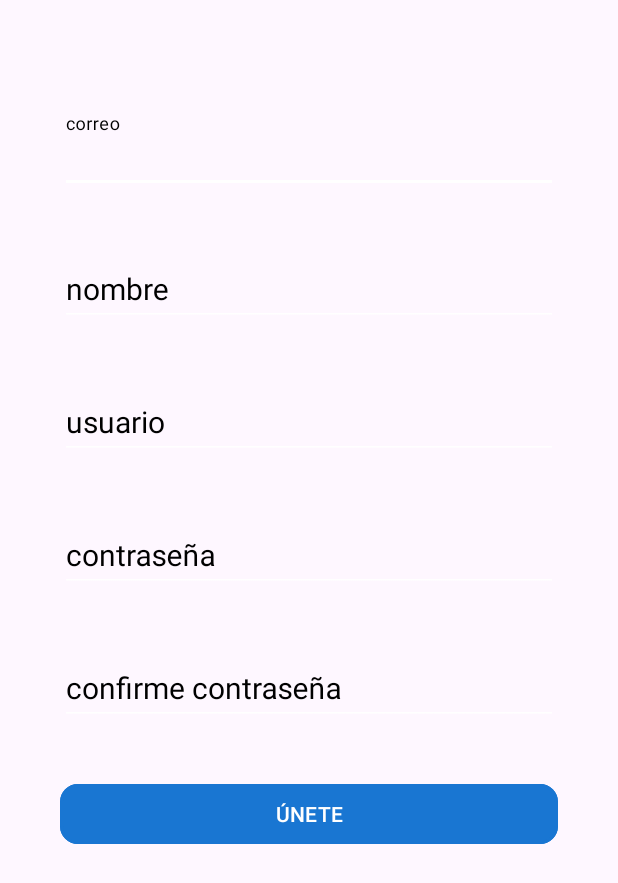
After one commit to jhamilgarcia/infograma, an Android app: the createAccountActivity screen opened directly, with no data from a screen before it, on a phone screen of 412 x 824 dp. The commit adds this screen. Shown: the top 883 px of the screen. Run offline under Robolectric (Android 15) with nearby library versions, the phone set to English and light mode, and no system bars.

Commit message:
Activity crear cuenta

```diff
--- a/app/src/main/AndroidManifest.xml
+++ b/app/src/main/AndroidManifest.xml
@@ -12,6 +12,9 @@
         android:supportsRtl="true"
         android:theme="@style/AppTheme">
         <activity
+            android:name=".createAccountActivity"
+            android:exported="false" />
+        <activity
             android:name=".LoginActivity"
             android:exported="true"
             android:launchMode="singleTop"
@@ -22,7 +25,6 @@
                 <category android:name="android.intent.category.LAUNCHER" />
             </intent-filter>
         </activity>
-
     </application>
 
 </manifest>
--- /dev/null
+++ b/app/src/main/java/com/example/infogram/createAccountActivity.java
@@ -0,0 +1,20 @@
+package com.example.infogram;
+
+import android.os.Bundle;
+
+import androidx.activity.EdgeToEdge;
+import androidx.appcompat.app.AppCompatActivity;
+import androidx.core.graphics.Insets;
+import androidx.core.view.ViewCompat;
+import androidx.core.view.WindowInsetsCompat;
+
+public class createAccountActivity extends AppCompatActivity {
+
+    @Override
+    protected void onCreate(Bundle savedInstanceState) {
+        super.onCreate(savedInstanceState);
+        EdgeToEdge.enable(this);
+        setContentView(R.layout.activity_create_account);
+
+    }
+}
--- /dev/null
+++ b/app/src/main/res/layout/activity_create_account.xml
@@ -0,0 +1,107 @@
+<?xml version="1.0" encoding="utf-8"?>
+<androidx.coordinatorlayout.widget.CoordinatorLayout xmlns:android="http://schemas.android.com/apk/res/android"
+    xmlns:app="http://schemas.android.com/apk/res-auto"
+    xmlns:tools="http://schemas.android.com/tools"
+    android:id="@+id/main"
+    android:layout_width="match_parent"
+    android:layout_height="match_parent"
+    tools:context=".createAccountActivity">
+
+    <ScrollView
+        android:layout_width="match_parent"
+        android:layout_height="match_parent"
+        android:fillViewport="true">
+
+        <LinearLayout
+            android:layout_width="match_parent"
+            android:layout_height="match_parent"
+            android:orientation="vertical"
+            android:padding="@dimen/padding_create_account">
+
+            <com.google.android.material.textfield.TextInputLayout
+                style="@style/Widget.Infogram.TextInputLayoutBlack"
+                android:layout_width="match_parent"
+                android:layout_height="wrap_content"
+                android:theme="@style/editTextWhite"
+                android:layout_marginTop="@dimen/marginTop_createAccont">
+
+                <EditText
+                    android:layout_width="match_parent"
+                    android:layout_height="wrap_content"
+                    android:hint="@string/correo"
+                    android:inputType="textEmailAddress"/>
+
+            </com.google.android.material.textfield.TextInputLayout>
+
+            <com.google.android.material.textfield.TextInputLayout
+                style="@style/Widget.Infogram.TextInputLayoutBlack"
+                android:layout_width="match_parent"
+                android:layout_height="wrap_content"
+                android:theme="@style/editTextWhite"
+                android:layout_marginTop="@dimen/marginTop_createAccont">
+
+                <EditText
+                    android:layout_width="match_parent"
+                    android:layout_height="wrap_content"
+                    android:hint="@string/nombre"
+                    android:inputType="text"/>
+
+            </com.google.android.material.textfield.TextInputLayout>
+
+            <com.google.android.material.textfield.TextInputLayout
+                style="@style/Widget.Infogram.TextInputLayoutBlack"
+                android:layout_width="match_parent"
+                android:layout_height="wrap_content"
+                android:theme="@style/editTextWhite"
+                android:layout_marginTop="@dimen/marginTop_createAccont">
+
+                <EditText
+                    android:layout_width="match_parent"
+                    android:layout_height="wrap_content"
+                    android:hint="@string/usuario"
+                    android:inputType="text"/>
+
+            </com.google.android.material.textfield.TextInputLayout>
+
+            <com.google.android.material.textfield.TextInputLayout
+                style="@style/Widget.Infogram.TextInputLayoutBlack"
+                android:layout_width="match_parent"
+                android:layout_height="wrap_content"
+                android:theme="@style/editTextWhite"
+                android:layout_marginTop="@dimen/marginTop_createAccont">
+
+                <EditText
+                    android:layout_width="match_parent"
+                    android:layout_height="wrap_content"
+                    android:hint="@string/contrase_a"
+                    android:inputType="textPassword"/>
+
+            </com.google.android.material.textfield.TextInputLayout>
+
+            <com.google.android.material.textfield.TextInputLayout
+                style="@style/Widget.Infogram.TextInputLayoutBlack"
+                android:layout_width="match_parent"
+                android:layout_height="wrap_content"
+                android:theme="@style/editTextWhite"
+                android:layout_marginTop="@dimen/marginTop_createAccont">
+
+                <EditText
+                    android:layout_width="match_parent"
+                    android:layout_height="wrap_content"
+                    android:hint="@string/confirmar_contrasen_a"
+                    android:inputType="textPassword"/>
+
+            </com.google.android.material.textfield.TextInputLayout>
+
+
+            <Button
+                style="@style/RaseButtonDark"
+                android:layout_width="match_parent"
+                android:layout_height="wrap_content"
+                android:text="@string/unir"
+                android:layout_marginTop="@dimen/marginTop_createAccont"
+                android:theme="@style/RaseButtonDark"
+                />
+        </LinearLayout>
+    </ScrollView>
+</androidx.coordinatorlayout.widget.CoordinatorLayout>
--- a/app/src/main/res/layout/activity_login.xml
+++ b/app/src/main/res/layout/activity_login.xml
@@ -45,8 +45,7 @@
                    style="@style/Widget.Infogram.TextInputLayout"
                    android:layout_width="match_parent"
                    android:layout_height="wrap_content"
-                   android:theme="@style/editTextWhite"
-                   >
+                   android:theme="@style/editTextWhite">
 
                    <EditText
                        android:layout_width="match_parent"
@@ -94,14 +93,14 @@
                        android:layout_height="wrap_content"
                        android:text="@string/no_tienes_cuenta"
                        android:textSize="@dimen/textView_textSize"
-                       android:textColor="@color/textView_textColor"/>
+                       android:textColor="@color/white"/>
 
                    <TextView
                        android:layout_width="wrap_content"
                        android:layout_height="wrap_content"
                        android:text="@string/crea_una_aqui"
                        android:textStyle="bold"
-                       android:textColor="@color/textView_textColor"
+                       android:textColor="@color/white"
                        android:textSize="@dimen/textView_textSize"
                        android:layout_toRightOf="@+id/no_tienes_cuenta"
                        android:onClick="goCreateAcoont"/>
--- a/app/src/main/res/values-night/themes.xml
+++ b/app/src/main/res/values-night/themes.xml
@@ -6,33 +6,51 @@
         <item name="colorPrimaryDark">@color/colorPrimaryDark</item>
         <item name="colorSecondary">@color/colorAccent</item>
 
+    </style>
+
+    <!-- se tuvo que hacer este paso porque desaparece el hint al precionarlo en mi editext ,porque agarra del color primario-->
+    <style name="editTextBlack" parent="Theme.Material3.Light">
+        <item name="android:textSize">@dimen/editText_textSize</item>
+        <item name="android:textColorHint">@color/black</item>
+        <item name="android:textColorPrimary">@color/black</item>
+        <item name="colorControlNormal">@color/black</item>
+        <item name="colorControlActivated">@color/black</item>
+    </style>
+
+    <style name="Widget.Infogram.TextInputLayoutBlack" parent="Widget.Material3.TextInputLayout.OutlinedBox">
+        <item name="boxStrokeColor">@color/black</item>
+        <item name="hintTextColor">@color/black</item>
+        <item name="android:textColor">@color/black</item>
+        <item name="android:textColorHint">@color/black</item>
+        <item name="android:textColorSecondary">@color/black</item>
+    </style>
+    //------------------------------------------------------------------------------------------------------------------
+    <style name="editTextWhite" parent="Theme.Material3.Light">
+        <item name="android:textSize">@dimen/editText_textSize</item>
+        <item name="android:textColorHint">@color/white</item>
+        <item name="android:textColorPrimary">@color/white</item>
+        <item name="colorControlNormal">@color/white</item>
+        <item name="colorControlActivated">@color/white</item>
+    </style>
+
+    <style name="Widget.Infogram.TextInputLayout" parent="Widget.Material3.TextInputLayout.OutlinedBox">
+        <item name="boxStrokeColor">@color/white</item>
+        <item name="hintTextColor">@color/white</item>
+        <item name="android:textColor">@color/white</item>
+        <item name="android:textColorHint">@color/white</item>
+        <item name="android:textColorSecondary">@color/white</item>
+    </style>
+    //----------------------------------------------------------------------------------------------------------------
+    <style name="RaseButtonDark" parent="Widget.Material3.Button.OutlinedButton">
+        <item name="backgroundTint">@color/colorPrimaryDark</item>
+        <item name="strokeColor">@color/colorPrimaryDark</item>
+        <item name="strokeWidth">2dp</item>
+        <item name="android:textColor">@color/white</item>
+        <item name="rippleColor">@color/colorPrimary</item>
+        <item name="cornerRadius">12dp</item>
+    </style>
 
 
 
-    </style>
-
-    <!-- se tuvo que hacer este paso porque desaparece el hint al precionarlo en mi editext ,porque agarra del color primario-->
-    <style name="editTextWhite" parent="Theme.Material3.Light">
-        <item name="android:textSize">@dimen/editText_textSize</item>
-        <item name="android:textColorHint">@color/editText_textColorHint</item>
-        <item name="android:textColorPrimary">@color/editText_textColorPrimary</item>
-        <item name="colorControlNormal">@color/editText_colorControlNormal</item>
-        <item name="colorControlActivated">@color/editText_colorControlActivated</item>
-    </style>
-
-    <style name="Widget.Infogram.TextInputLayout" parent="Widget.Material3.TextInputLayout.OutlinedBox">
-        <!-- Borde normal -->
-        <item name="boxStrokeColor">@color/white</item>
-
-        <!-- Color del hint cuando está enfocado -->
-        <item name="hintTextColor">@color/white</item>
-
-        <!-- Texto dentro del EditText -->
-        <item name="android:textColor">@color/white</item>
-        <item name="android:textColorHint">@color/white</item>
-
-        <!-- Línea inferior (cuando no usas outlinedBox) -->
-        <item name="android:textColorSecondary">@color/white</item>
-    </style>
 
 </resources>
--- a/app/src/main/res/values/colors.xml
+++ b/app/src/main/res/values/colors.xml
@@ -7,13 +7,7 @@
     <color name="colorPrimaryDark">#1976D2</color>
     <color name="colorAccent">#ff4081</color>
 
-    <color name="editText_textColorHint">#FFFFFF</color>
-    <color name="editText_textColorPrimary">#FFFFFF</color>
-    <color name="editText_colorControlNormal">#FFFFFF</color>
-    <color name="editText_colorControlActivated">#FFFFFF</color>
-    <color name="button_textColor">#FFFFFF</color>
 
-    <color name="textView_textColor">#FFFFFF</color>
 
 
 
--- a/app/src/main/res/values/dimens.xml
+++ b/app/src/main/res/values/dimens.xml
@@ -5,4 +5,6 @@
     <dimen name="login_marginTop">20dp</dimen>
     <dimen name="imageView_layoutHeight">150dp</dimen>
     <dimen name="textView_textSize">16sp</dimen>
+    <dimen name="padding_create_account">40dp</dimen>
+    <dimen name="marginTop_createAccont">35dp</dimen>
 </resources>
--- a/app/src/main/res/values/strings.xml
+++ b/app/src/main/res/values/strings.xml
@@ -5,4 +5,9 @@
     <string name="button_text">LOGIN</string>
     <string name="no_tienes_cuenta">"¿No tienes cuenta?, "</string>
     <string name="crea_una_aqui" translatable="false">crea una aqui</string>
+    <string name="correo">correo</string>
+    <string name="nombre">nombre</string>
+    <string name="usuario">usuario\n</string>
+    <string name="confirmar_contrasen_a">confirme contraseña</string>
+    <string name="unir">ÚNETE</string>
 </resources>
--- a/app/src/main/res/values/themes.xml
+++ b/app/src/main/res/values/themes.xml
@@ -6,18 +6,31 @@
         <item name="colorPrimaryDark">@color/colorPrimaryDark</item>
         <item name="colorSecondary">@color/colorAccent</item>
 
-
-
-
     </style>
 
     <!-- se tuvo que hacer este paso porque desaparece el hint al precionarlo en mi editext ,porque agarra del color primario-->
+    <style name="editTextBlack" parent="Theme.Material3.Light">
+        <item name="android:textSize">@dimen/editText_textSize</item>
+        <item name="android:textColorHint">@color/black</item>
+        <item name="android:textColorPrimary">@color/black</item>
+        <item name="colorControlNormal">@color/black</item>
+        <item name="colorControlActivated">@color/black</item>
+    </style>
+
+    <style name="Widget.Infogram.TextInputLayoutBlack" parent="Widget.Material3.TextInputLayout.OutlinedBox">
+        <item name="boxStrokeColor">@color/black</item>
+        <item name="hintTextColor">@color/black</item>
+        <item name="android:textColor">@color/black</item>
+        <item name="android:textColorHint">@color/black</item>
+        <item name="android:textColorSecondary">@color/black</item>
+    </style>
+//------------------------------------------------------------------------------------------------------------------
     <style name="editTextWhite" parent="Theme.Material3.Light">
         <item name="android:textSize">@dimen/editText_textSize</item>
-        <item name="android:textColorHint">@color/editText_textColorHint</item>
-        <item name="android:textColorPrimary">@color/editText_textColorPrimary</item>
-        <item name="colorControlNormal">@color/editText_colorControlNormal</item>
-        <item name="colorControlActivated">@color/editText_colorControlActivated</item>
+        <item name="android:textColorHint">@color/white</item>
+        <item name="android:textColorPrimary">@color/white</item>
+        <item name="colorControlNormal">@color/white</item>
+        <item name="colorControlActivated">@color/white</item>
     </style>
 
     <style name="Widget.Infogram.TextInputLayout" parent="Widget.Material3.TextInputLayout.OutlinedBox">
@@ -27,12 +40,12 @@
         <item name="android:textColorHint">@color/white</item>
         <item name="android:textColorSecondary">@color/white</item>
     </style>
-
+    //----------------------------------------------------------------------------------------------------------------
     <style name="RaseButtonDark" parent="Widget.Material3.Button.OutlinedButton">
         <item name="backgroundTint">@color/colorPrimaryDark</item>
         <item name="strokeColor">@color/colorPrimaryDark</item>
         <item name="strokeWidth">2dp</item>
-        <item name="android:textColor">@color/button_textColor</item>
+        <item name="android:textColor">@color/white</item>
         <item name="rippleColor">@color/colorPrimary</item>
         <item name="cornerRadius">12dp</item>
     </style>
```
Also changed, not shown: 1 other file.
